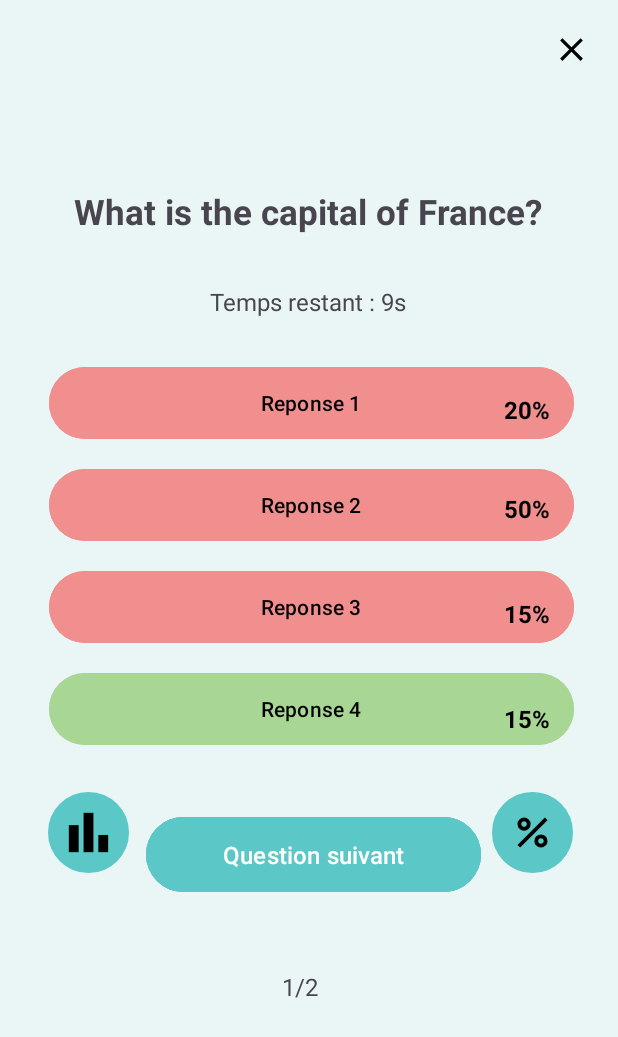
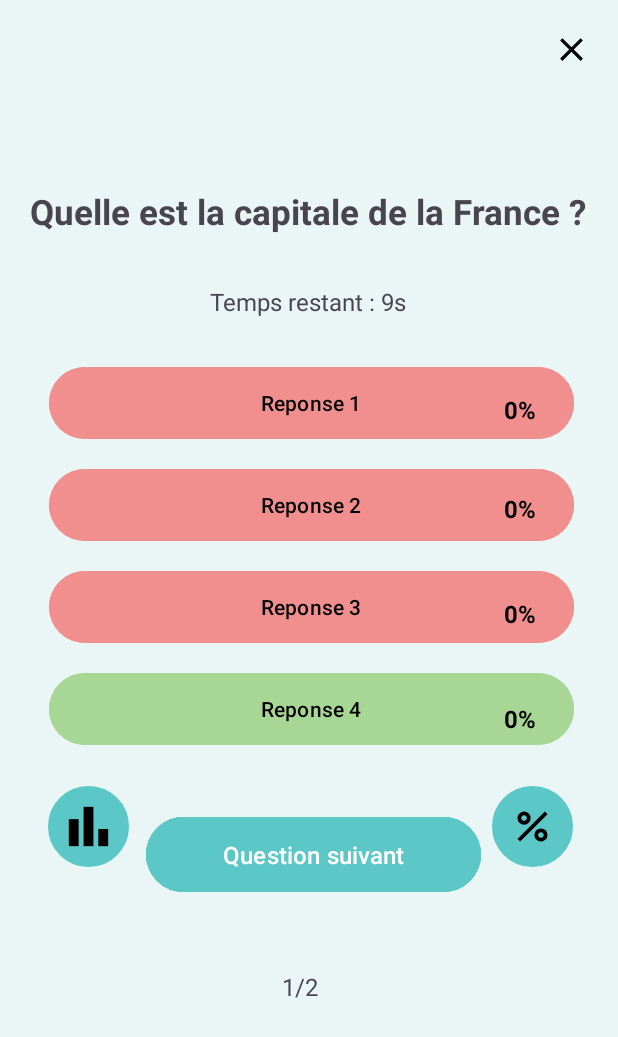
Before and after one commit to hfreshnel/quizAndroid, an Android app: the screen it shows after launch (AdminQuizQuestionActivity), after a tap on an icon or button, on a phone screen of 412 x 824 dp. Shown: the top 1037 px of the screen. Run offline under Robolectric (Android 15) with nearby library versions, the phone set to English and light mode, and no system bars.

Commit message:
Add the files for admin quiz questions

```diff
--- a/app/src/main/AndroidManifest.xml
+++ b/app/src/main/AndroidManifest.xml
@@ -13,7 +13,7 @@
         android:theme="@style/Theme.QuizAndroid"
         tools:targetApi="31">
         <activity
-            android:name=".admin.AdminPercentActivity"
+            android:name=".admin.AdminClassementActivity"
             android:exported="false" />
         <activity
             android:name=".auth.LoginActivity"
--- a/app/src/main/java/com/example/quizandroid/admin/AdminQuizQuestionActivity.java
+++ b/app/src/main/java/com/example/quizandroid/admin/AdminQuizQuestionActivity.java
@@ -1,5 +1,6 @@
 package com.example.quizandroid.admin;
 
+import android.content.Intent;
 import android.os.Bundle;
 import android.view.View;
 import android.widget.TextView;
@@ -7,6 +8,7 @@ import android.widget.TextView;
 import androidx.appcompat.app.AppCompatActivity;
 
 import com.example.quizandroid.R;
+import com.example.quizandroid.participant.ParticipantListQuizActivity;
 
 import org.json.JSONArray;
 import org.json.JSONException;
@@ -19,12 +21,27 @@ public class AdminQuizQuestionActivity extends AppCompatActivity {
     private int currentQuestionIndex = 0;
     private ArrayList<JSONObject> questionsList;
 
+    // Dynamic click counters for options
+    private int[] optionClicks = new int[4]; // [option1, option2, option3, option4]
+
     @Override
     protected void onCreate(Bundle savedInstanceState) {
         super.onCreate(savedInstanceState);
         setContentView(R.layout.activity_admin_quiz_question);
 
-        // Get references to the percentage TextViews
+        // Handle ImageView click for terminerQuiz
+        findViewById(R.id.terminerQuiz).setOnClickListener(v -> {
+            // Create an Intent to navigate to ParticipantListQuizActivity
+            Intent intent = new Intent(AdminQuizQuestionActivity.this, ParticipantListQuizActivity.class);
+            startActivity(intent);
+        });
+
+        findViewById(R.id.frameLayout2).setOnClickListener(v -> {
+            // Create an Intent to navigate to ParticipantListQuizActivity
+            Intent intent = new Intent(AdminQuizQuestionActivity.this, AdminClassementActivity.class);
+            startActivity(intent);
+        });
+
         TextView percentage1 = findViewById(R.id.percentage1);
         TextView percentage2 = findViewById(R.id.percentage2);
         TextView percentage3 = findViewById(R.id.percentage3);
@@ -32,39 +49,36 @@ public class AdminQuizQuestionActivity extends AppCompatActivity {
         TextView nQuestion = findViewById(R.id.nQuestion);
         TextView questionText = findViewById(R.id.question);
 
-        // Initially hide percentage TextViews
         percentage1.setVisibility(View.GONE);
         percentage2.setVisibility(View.GONE);
         percentage3.setVisibility(View.GONE);
         percentage4.setVisibility(View.GONE);
 
-        // Create sample questions and answers
         questionsList = createSampleQuestions();
 
-        // Display the first question
         updateQuestion(nQuestion, questionText);
 
-        // Variable to track whether percentages are shown
         final boolean[] isPercentagesVisible = {false};
 
-        // Set an OnClickListener on the FrameLayout with the percent icon
+        // Handle percentage visibility
         findViewById(R.id.frameLayout).setOnClickListener(v -> {
-            try {
             if (isPercentagesVisible[0]) {
-                    // Hide percentages
                 percentage1.setVisibility(View.GONE);
                 percentage2.setVisibility(View.GONE);
                 percentage3.setVisibility(View.GONE);
                 percentage4.setVisibility(View.GONE);
             } else {
-                    // Show percentages
                 JSONObject currentQuestion = questionsList.get(currentQuestionIndex);
-                    JSONObject results = calculatePercentages(currentQuestion);
+                JSONObject results = calculateDynamicPercentages();
 
+                try {
                     percentage1.setText(results.getInt("option1") + "%");
                     percentage2.setText(results.getInt("option2") + "%");
                     percentage3.setText(results.getInt("option3") + "%");
                     percentage4.setText(results.getInt("option4") + "%");
+                } catch (JSONException e) {
+                    e.printStackTrace();
+                }
 
                 percentage1.setVisibility(View.VISIBLE);
                 percentage2.setVisibility(View.VISIBLE);
@@ -72,18 +86,15 @@ public class AdminQuizQuestionActivity extends AppCompatActivity {
                 percentage4.setVisibility(View.VISIBLE);
             }
             isPercentagesVisible[0] = !isPercentagesVisible[0];
-            } catch (JSONException e) {
-                e.printStackTrace();
-            }
         });
 
-        // Set an OnClickListener for the "Question suivant" button
+        // Handle "Question suivant" button
         findViewById(R.id.validerButton2).setOnClickListener(v -> {
             if (currentQuestionIndex < questionsList.size() - 1) {
                 currentQuestionIndex++;
                 updateQuestion(nQuestion, questionText);
 
-                // Reset percentages visibility
+                resetClickCounts(); // Reset click counts for the next question
                 percentage1.setVisibility(View.GONE);
                 percentage2.setVisibility(View.GONE);
                 percentage3.setVisibility(View.GONE);
@@ -91,31 +102,23 @@ public class AdminQuizQuestionActivity extends AppCompatActivity {
                 isPercentagesVisible[0] = false;
             }
         });
+
+        // Handle option clicks
+        findViewById(R.id.button1).setOnClickListener(v -> optionClicks[0]++);
+        findViewById(R.id.button2).setOnClickListener(v -> optionClicks[1]++);
+        findViewById(R.id.button3).setOnClickListener(v -> optionClicks[2]++);
+        findViewById(R.id.button4).setOnClickListener(v -> optionClicks[3]++);
     }
 
     private ArrayList<JSONObject> createSampleQuestions() {
         ArrayList<JSONObject> questions = new ArrayList<>();
         try {
-            // Question 1
             JSONObject question1 = new JSONObject();
-            question1.put("question", "What is the capital of France?");
-            question1.put("answers", new JSONObject()
-                    .put("option1", 20) // 20 votes
-                    .put("option2", 50) // 50 votes
-                    .put("option3", 15) // 15 votes
-                    .put("option4", 15) // 15 votes
-            );
+            question1.put("question", "Quelle est la capitale de la France ?");
             questions.add(question1);
 
-            // Question 2
             JSONObject question2 = new JSONObject();
-            question2.put("question", "What is 2 + 2?");
-            question2.put("answers", new JSONObject()
-                    .put("option1", 60)
-                    .put("option2", 20)
-                    .put("option3", 10)
-                    .put("option4", 10)
-            );
+            question2.put("question", "Combien font 2 + 2 ?");
             questions.add(question2);
 
         } catch (JSONException e) {
@@ -124,22 +127,24 @@ public class AdminQuizQuestionActivity extends AppCompatActivity {
         return questions;
     }
 
-    private JSONObject calculatePercentages(JSONObject question) throws JSONException {
+    private JSONObject calculateDynamicPercentages() {
         JSONObject results = new JSONObject();
-        JSONObject answers = question.getJSONObject("answers");
-        int totalVotes = answers.getInt("option1") + answers.getInt("option2") +
-                answers.getInt("option3") + answers.getInt("option4");
+        int totalClicks = optionClicks[0] + optionClicks[1] + optionClicks[2] + optionClicks[3];
 
-        if (totalVotes > 0) {
-            results.put("option1", (answers.getInt("option1") * 100) / totalVotes);
-            results.put("option2", (answers.getInt("option2") * 100) / totalVotes);
-            results.put("option3", (answers.getInt("option3") * 100) / totalVotes);
-            results.put("option4", (answers.getInt("option4") * 100) / totalVotes);
+        try {
+            if (totalClicks > 0) {
+                results.put("option1", (optionClicks[0] * 100) / totalClicks);
+                results.put("option2", (optionClicks[1] * 100) / totalClicks);
+                results.put("option3", (optionClicks[2] * 100) / totalClicks);
+                results.put("option4", (optionClicks[3] * 100) / totalClicks);
             } else {
                 results.put("option1", 0);
                 results.put("option2", 0);
                 results.put("option3", 0);
                 results.put("option4", 0);
+            }
+        } catch (JSONException e) {
+            e.printStackTrace();
         }
 
         return results;
@@ -156,4 +161,10 @@ public class AdminQuizQuestionActivity extends AppCompatActivity {
             e.printStackTrace();
         }
     }
+
+    private void resetClickCounts() {
+        for (int i = 0; i < optionClicks.length; i++) {
+            optionClicks[i] = 0;
         }
+    }
+}
--- a/app/src/main/res/layout/activity_admin_quiz_question.xml
+++ b/app/src/main/res/layout/activity_admin_quiz_question.xml
@@ -23,7 +23,7 @@
         android:layout_width="54dp"
         android:layout_height="54dp"
         android:layout_marginStart="32dp"
-        android:layout_marginTop="528dp"
+        android:layout_marginTop="524dp"
         android:background="@drawable/circle_background"
         android:backgroundTint="#5BC8C7"
         android:gravity="center"
@@ -43,7 +43,7 @@
         android:layout_width="54dp"
         android:layout_height="54dp"
         android:layout_marginStart="328dp"
-        android:layout_marginTop="528dp"
+        android:layout_marginTop="524dp"
         android:background="@drawable/circle_background"
         android:backgroundTint="#5BC8C7"
         android:gravity="center"
```
Also changed, not shown: app/src/main/java/com/example/quizandroid/admin/AdminClassementActivity.java (added, +26 -0 lines), app/src/main/res/layout/activity_admin_classement.xml (added, +205 -0 lines), app/src/main/res/drawable/leaderboard.png (added). Lines whose indentation alone changed are shown as unchanged.
